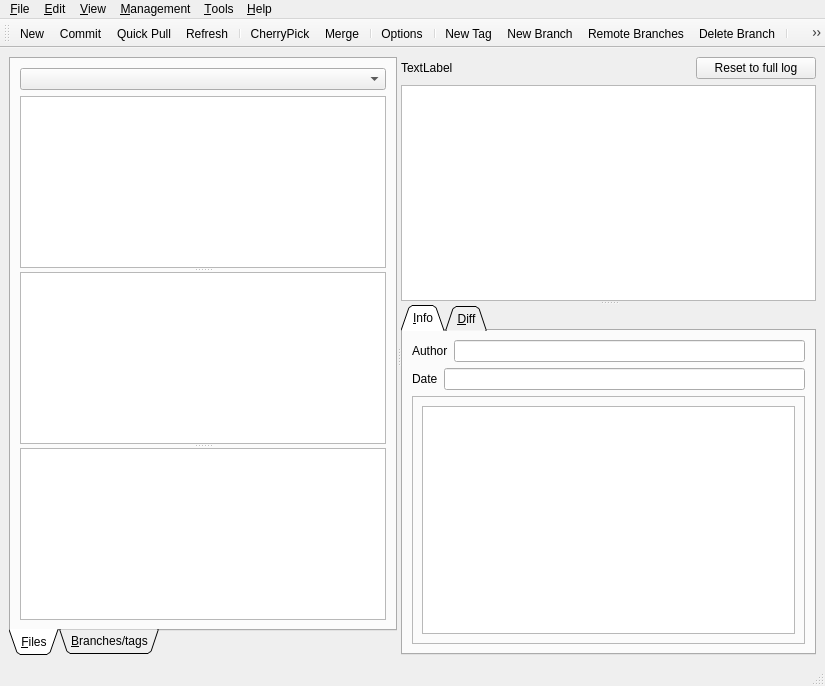
Old version of the form ui/mainwindow.ui in the repository bainonline/teamgit.
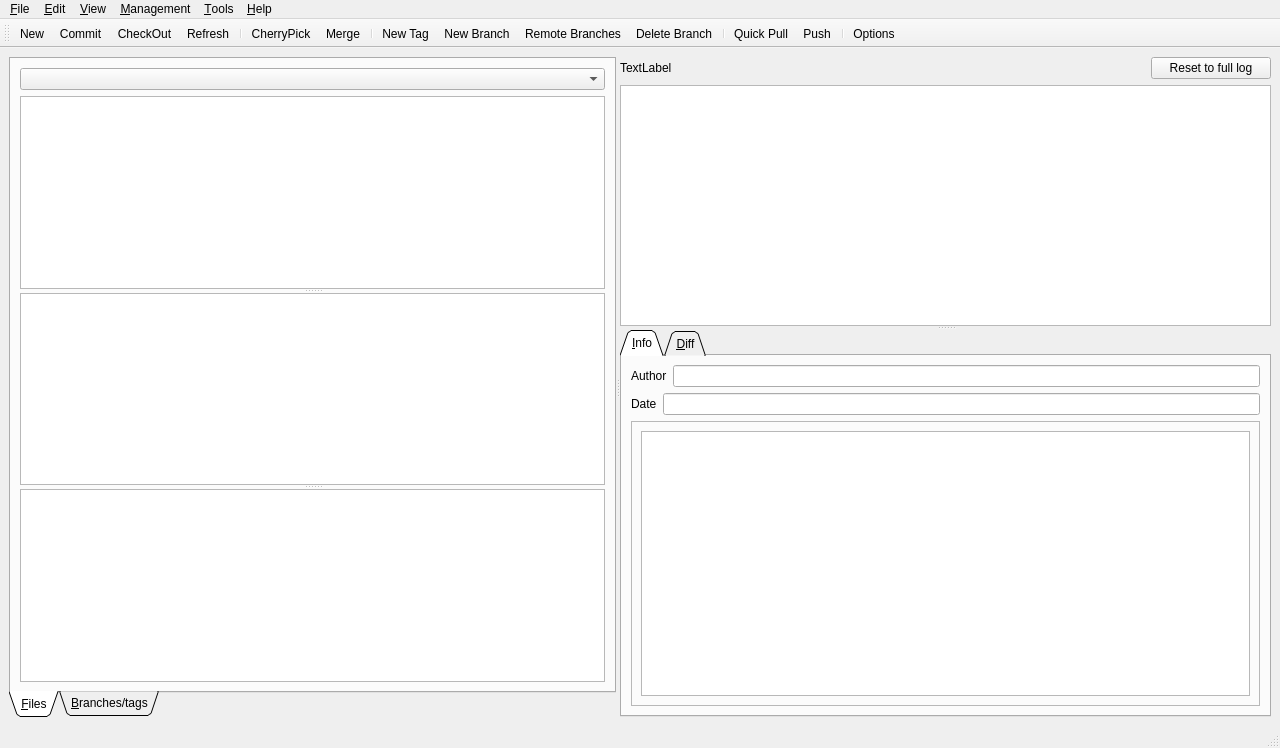
New version of the form. Icons and pictures are not drawn.

Commit message: Added remote branches functionality

Patch:
```diff
--- a/ui/mainwindow.ui
+++ b/ui/mainwindow.ui
@@ -5,8 +5,8 @@
    <rect>
     <x>0</x>
     <y>0</y>
-    <width>825</width>
-    <height>686</height>
+    <width>1280</width>
+    <height>748</height>
    </rect>
   </property>
   <property name="windowTitle" >
@@ -20,8 +20,8 @@
     <rect>
      <x>0</x>
      <y>57</y>
-     <width>825</width>
-     <height>605</height>
+     <width>1280</width>
+     <height>667</height>
     </rect>
    </property>
    <layout class="QVBoxLayout" >
@@ -57,8 +57,8 @@
          <rect>
           <x>0</x>
           <y>0</y>
-          <width>383</width>
-          <height>557</height>
+          <width>603</width>
+          <height>619</height>
          </rect>
         </property>
         <attribute name="title" >
@@ -208,8 +208,8 @@
            <rect>
             <x>0</x>
             <y>0</y>
-            <width>404</width>
-            <height>309</height>
+            <width>639</width>
+            <height>345</height>
            </rect>
           </property>
           <attribute name="title" >
@@ -315,7 +315,7 @@
     <rect>
      <x>0</x>
      <y>0</y>
-     <width>825</width>
+     <width>1280</width>
      <height>27</height>
     </rect>
    </property>
@@ -375,8 +375,8 @@
    <property name="geometry" >
     <rect>
      <x>0</x>
-     <y>662</y>
-     <width>825</width>
+     <y>724</y>
+     <width>1280</width>
      <height>24</height>
     </rect>
    </property>
@@ -386,7 +386,7 @@
     <rect>
      <x>0</x>
      <y>27</y>
-     <width>825</width>
+     <width>1280</width>
      <height>30</height>
     </rect>
    </property>
@@ -401,20 +401,21 @@
    </attribute>
    <addaction name="action_New" />
    <addaction name="action_Commit" />
-   <addaction name="action_Pull" />
+   <addaction name="actionCheck_Out" />
    <addaction name="action_Refresh" />
    <addaction name="separator" />
    <addaction name="action_CherryPick" />
    <addaction name="action_Merge" />
    <addaction name="separator" />
-   <addaction name="action_Options" />
-   <addaction name="separator" />
    <addaction name="actionNew_Tag" />
    <addaction name="actionNew_Branch" />
    <addaction name="action_Remote_branches" />
    <addaction name="action_Delete_Branch" />
    <addaction name="separator" />
+   <addaction name="action_Pull" />
    <addaction name="actionPush" />
+   <addaction name="separator" />
+   <addaction name="action_Options" />
   </widget>
   <action name="action_New" >
    <property name="icon" >
@@ -574,6 +575,24 @@
     <string>&amp;Commit</string>
    </property>
   </action>
+  <action name="actionCheck_Out" >
+   <property name="icon" >
+    <iconset resource="icons.qrc" >
+     <normaloff>:/main/presence_online.png</normaloff>:/main/presence_online.png</iconset>
+   </property>
+   <property name="text" >
+    <string>Check&amp;Out</string>
+   </property>
+  </action>
+  <action name="action_Open" >
+   <property name="icon" >
+    <iconset resource="icons.qrc" >
+     <normaloff>:/main/fileopen.png</normaloff>:/main/fileopen.png</iconset>
+   </property>
+   <property name="text" >
+    <string>&amp;Open</string>
+   </property>
+  </action>
  </widget>
  <resources>
   <include location="icons.qrc" />
```
Left out of the diff: 12 changed lines with no effect on the pictures.
